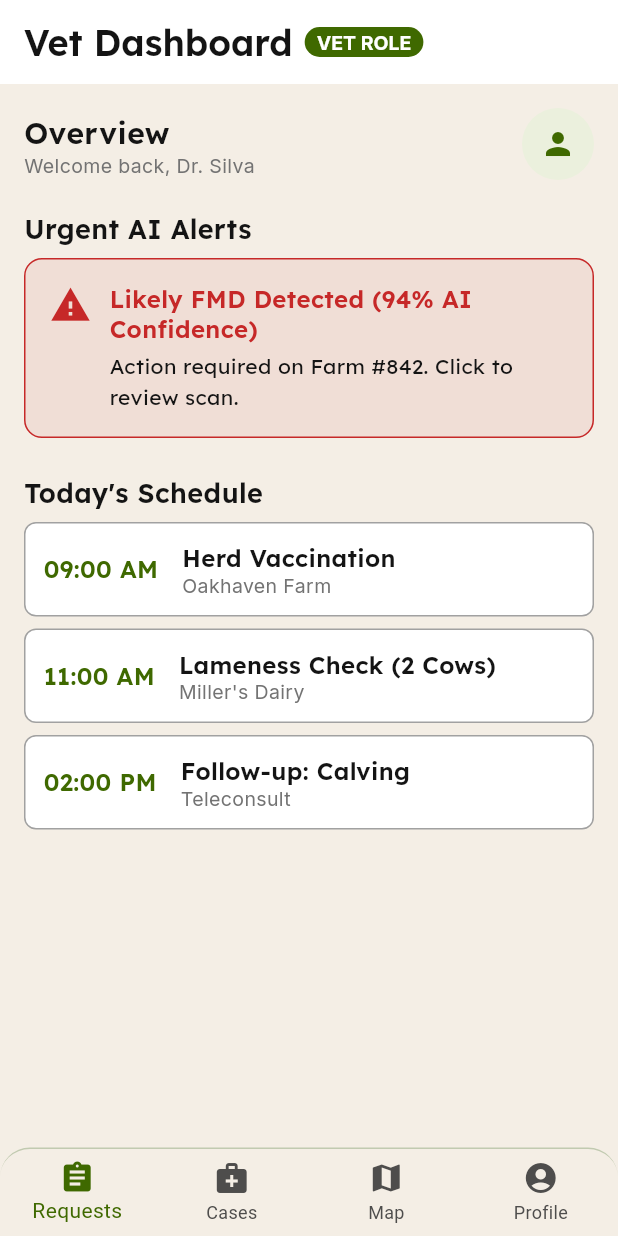
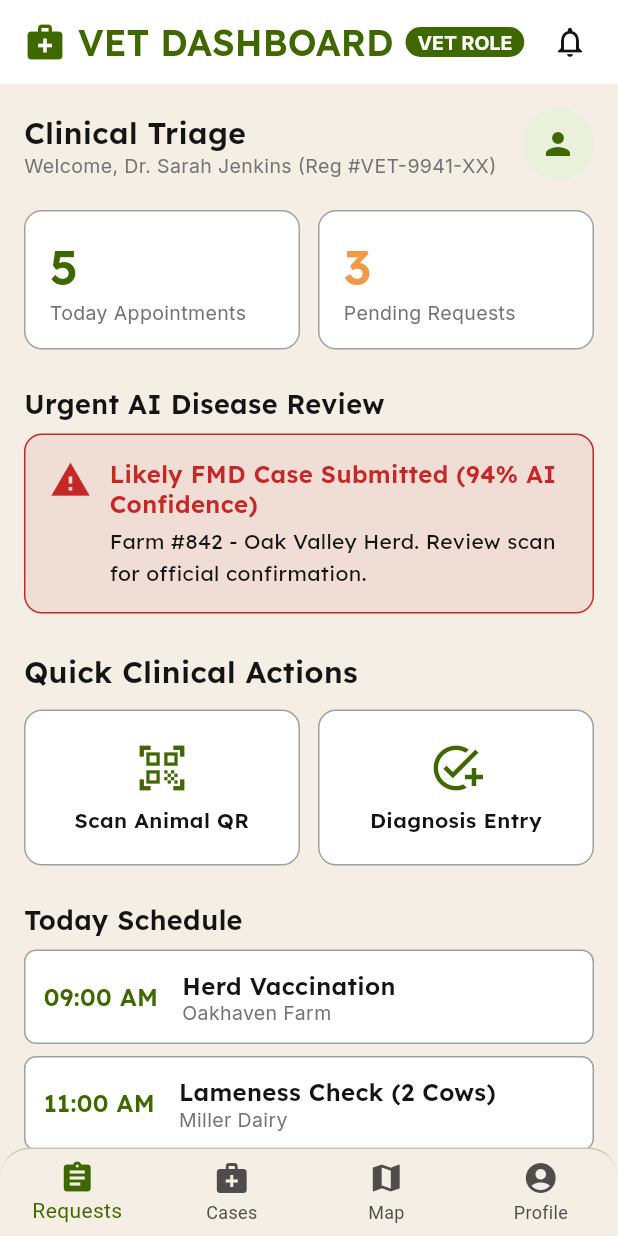
Before and after one commit to omrajput14/vetra, a Flutter app: the VetDashboardPage screen opened by its route, on a phone screen of 412 x 824 dp. Run offline on Flutter 3.47's test engine with Material 3 defaults, Android fonts, the light colour scheme and no system bars; our stand-ins replace flutter_riverpod, go_router, google_fonts; accounts and stored records are empty.

Commit message:
fix(auth): correct onboarding route names and guarantee independent VetDashboardPage UI

```diff
--- a/lib/features/auth/presentation/pages/onboarding_page.dart
+++ b/lib/features/auth/presentation/pages/onboarding_page.dart
@@ -55,12 +55,12 @@ class OnboardingPage extends StatelessWidget {
                 children: [
                   PrimaryButton(
                     label: 'Get Started',
-                    onPressed: () => context.go('/welcome-role'),
+                    onPressed: () => context.go('/welcome'),
                   ),
                   const SizedBox(height: 12),
                   SecondaryButton(
                     label: 'Sign In',
-                    onPressed: () => context.go('/welcome-role'),
+                    onPressed: () => context.go('/welcome'),
                   ),
                 ],
               ),
--- a/lib/features/veterinarian/presentation/pages/vet_dashboard_page.dart
+++ b/lib/features/veterinarian/presentation/pages/vet_dashboard_page.dart
@@ -17,7 +17,9 @@ class VetDashboardPage extends StatelessWidget {
         elevation: 0,
         title: Row(
           children: [
-            Text('Vet Dashboard', style: AppTypography.screenTitle),
+            const Icon(Icons.medical_services, color: AppColors.primary, size: 28),
+            const SizedBox(width: 8),
+            Text('VET DASHBOARD', style: AppTypography.screenTitle.copyWith(color: AppColors.primary)),
             const SizedBox(width: 8),
             Container(
               padding: const EdgeInsets.symmetric(horizontal: 8, vertical: 2),
@@ -32,6 +34,13 @@ class VetDashboardPage extends StatelessWidget {
             ),
           ],
         ),
+        actions: [
+          IconButton(
+            icon: const Icon(Icons.notifications_none, color: AppColors.textPrimary),
+            onPressed: () => context.push('/notifications'),
+          ),
+          const SizedBox(width: 8),
+        ],
       ),
       body: ListView(
         padding: const EdgeInsets.all(16),
@@ -42,8 +51,8 @@ class VetDashboardPage extends StatelessWidget {
               Column(
                 crossAxisAlignment: CrossAxisAlignment.start,
                 children: [
-                  Text('Overview', style: AppTypography.sectionHeading),
-                  Text('Welcome back, Dr. Silva', style: AppTypography.captionMetadata),
+                  Text('Clinical Triage', style: AppTypography.sectionHeading),
+                  Text('Welcome, Dr. Sarah Jenkins (Reg #VET-9941-XX)', style: AppTypography.captionMetadata),
                 ],
               ),
               const CircleAvatar(
@@ -54,21 +63,85 @@ class VetDashboardPage extends StatelessWidget {
             ],
           ),
           const SizedBox(height: 20),
-          Text('Urgent AI Alerts', style: AppTypography.cardTitle),
+          Row(
+            children: [
+              Expanded(
+                child: Container(
+                  padding: const EdgeInsets.all(16),
+                  decoration: BoxDecoration(
+                    color: AppColors.surfaceCard,
+                    borderRadius: BorderRadius.circular(12),
+                    border: Border.all(color: AppColors.borderHairline),
+                  ),
+                  child: Column(
+                    crossAxisAlignment: CrossAxisAlignment.start,
+                    children: [
+                      Text('5', style: AppTypography.screenTitle.copyWith(color: AppColors.primary, fontSize: 32)),
+                      Text('Today Appointments', style: AppTypography.captionMetadata),
+                    ],
+                  ),
+                ),
+              ),
+              const SizedBox(width: 12),
+              Expanded(
+                child: Container(
+                  padding: const EdgeInsets.all(16),
+                  decoration: BoxDecoration(
+                    color: AppColors.surfaceCard,
+                    borderRadius: BorderRadius.circular(12),
+                    border: Border.all(color: AppColors.borderHairline),
+                  ),
+                  child: Column(
+                    crossAxisAlignment: CrossAxisAlignment.start,
+                    children: [
+                      Text('3', style: AppTypography.screenTitle.copyWith(color: AppColors.cautionAmber, fontSize: 32)),
+                      Text('Pending Requests', style: AppTypography.captionMetadata),
+                    ],
+                  ),
+                ),
+              ),
+            ],
+          ),
+          const SizedBox(height: 24),
+          Text('Urgent AI Disease Review', style: AppTypography.cardTitle),
           const SizedBox(height: 8),
           GestureDetector(
             onTap: () => context.push('/alert-details'),
             child: const AlertCard(
-              title: 'Likely FMD Detected (94% AI Confidence)',
-              description: 'Action required on Farm #842. Click to review scan.',
+              title: 'Likely FMD Case Submitted (94% AI Confidence)',
+              description: 'Farm #842 - Oak Valley Herd. Review scan for official confirmation.',
             ),
           ),
           const SizedBox(height: 24),
-          Text("Today's Schedule", style: AppTypography.cardTitle),
+          Text('Quick Clinical Actions', style: AppTypography.sectionHeading),
+          const SizedBox(height: 12),
+          Row(
+            children: [
+              Expanded(
+                child: _buildActionCard(
+                  context,
+                  icon: Icons.qr_code_scanner,
+                  label: 'Scan Animal QR',
+                  onTap: () => context.push('/qr-scanner-vet'),
+                ),
+              ),
+              const SizedBox(width: 12),
+              Expanded(
+                child: _buildActionCard(
+                  context,
+                  icon: Icons.add_task,
+                  label: 'Diagnosis Entry',
+                  onTap: () => context.push('/diagnosis-entry'),
+                ),
+              ),
+            ],
+          ),
+          const SizedBox(height: 24),
+          Text('Today Schedule', style: AppTypography.cardTitle),
           const SizedBox(height: 8),
           _buildScheduleItem('09:00 AM', 'Herd Vaccination', 'Oakhaven Farm'),
           const SizedBox(height: 8),
-          _buildScheduleItem('11:00 AM', 'Lameness Check (2 Cows)', "Miller's Dairy"),
+          _buildScheduleItem('11:00 AM', 'Lameness Check (2 Cows)', 'Miller Dairy'),
           const SizedBox(height: 8),
           _buildScheduleItem('02:00 PM', 'Follow-up: Calving', 'Teleconsult'),
         ],
@@ -76,11 +149,33 @@ class VetDashboardPage extends StatelessWidget {
       bottomNavigationBar: VetBottomNavigation(
         currentIndex: 0,
         onTap: (index) {
-          if (index == 0) context.go('/vet-requests');
-          if (index == 1) context.go('/consultation-history');
-          if (index == 2) context.go('/outbreak-map');
-          if (index == 3) context.go('/vet-profile');
+          if (index == 0) context.go('/vet-dashboard');
+          if (index == 1) context.go('/vet-requests');
+          if (index == 2) context.go('/consultation-history');
+          if (index == 3) context.go('/outbreak-map');
+          if (index == 4) context.go('/vet-profile');
         },
+      ),
+    );
+  }
+
+  Widget _buildActionCard(BuildContext context, {required IconData icon, required String label, required VoidCallback onTap}) {
+    return GestureDetector(
+      onTap: onTap,
+      child: Container(
+        padding: const EdgeInsets.symmetric(vertical: 20, horizontal: 16),
+        decoration: BoxDecoration(
+          color: AppColors.surfaceCard,
+          borderRadius: BorderRadius.circular(12),
+          border: Border.all(color: AppColors.borderHairline),
+        ),
+        child: Column(
+          children: [
+            Icon(icon, size: 36, color: AppColors.primary),
+            const SizedBox(height: 8),
+            Text(label, style: AppTypography.buttonLabel.copyWith(fontSize: 14), textAlign: TextAlign.center),
+          ],
+        ),
       ),
     );
   }
```
